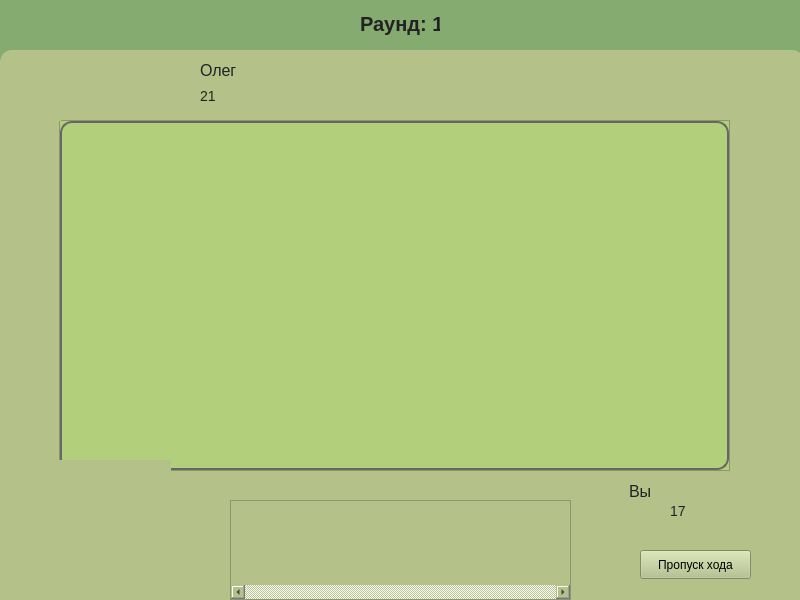
Above: domino/gamewindow.ui from SophaGekk/domino before the change. Below: the same form after it.
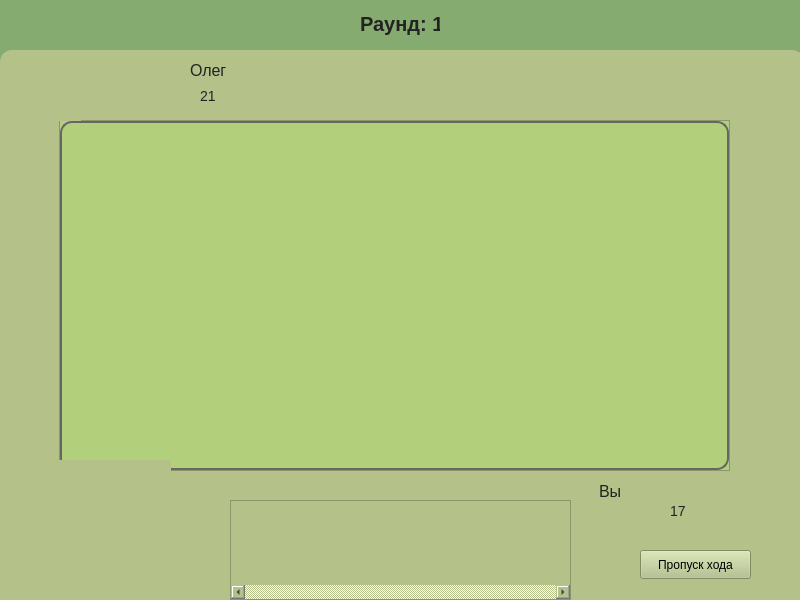
That is the form after the change. Icons and pictures are not drawn.

The edit to the form file:
```diff
--- a/domino/gamewindow.ui
+++ b/domino/gamewindow.ui
@@ -133,9 +133,9 @@
    <widget class="QLabel" name="labelNameTop">
     <property name="geometry">
      <rect>
-      <x>200</x>
+      <x>190</x>
       <y>10</y>
-      <width>61</width>
+      <width>81</width>
       <height>21</height>
      </rect>
     </property>
@@ -159,9 +159,9 @@
    <widget class="QLabel" name="labelNameBottom">
     <property name="geometry">
      <rect>
-      <x>629</x>
+      <x>599</x>
       <y>426</y>
-      <width>61</width>
+      <width>91</width>
       <height>31</height>
      </rect>
     </property>
@@ -225,7 +225,7 @@
      <rect>
       <x>0</x>
       <y>50</y>
-      <width>61</width>
+      <width>81</width>
       <height>21</height>
      </rect>
     </property>
@@ -236,9 +236,9 @@
    <widget class="QLabel" name="labelNameRight">
     <property name="geometry">
      <rect>
-      <x>730</x>
+      <x>712</x>
       <y>50</y>
-      <width>63</width>
+      <width>81</width>
       <height>20</height>
      </rect>
     </property>
```
